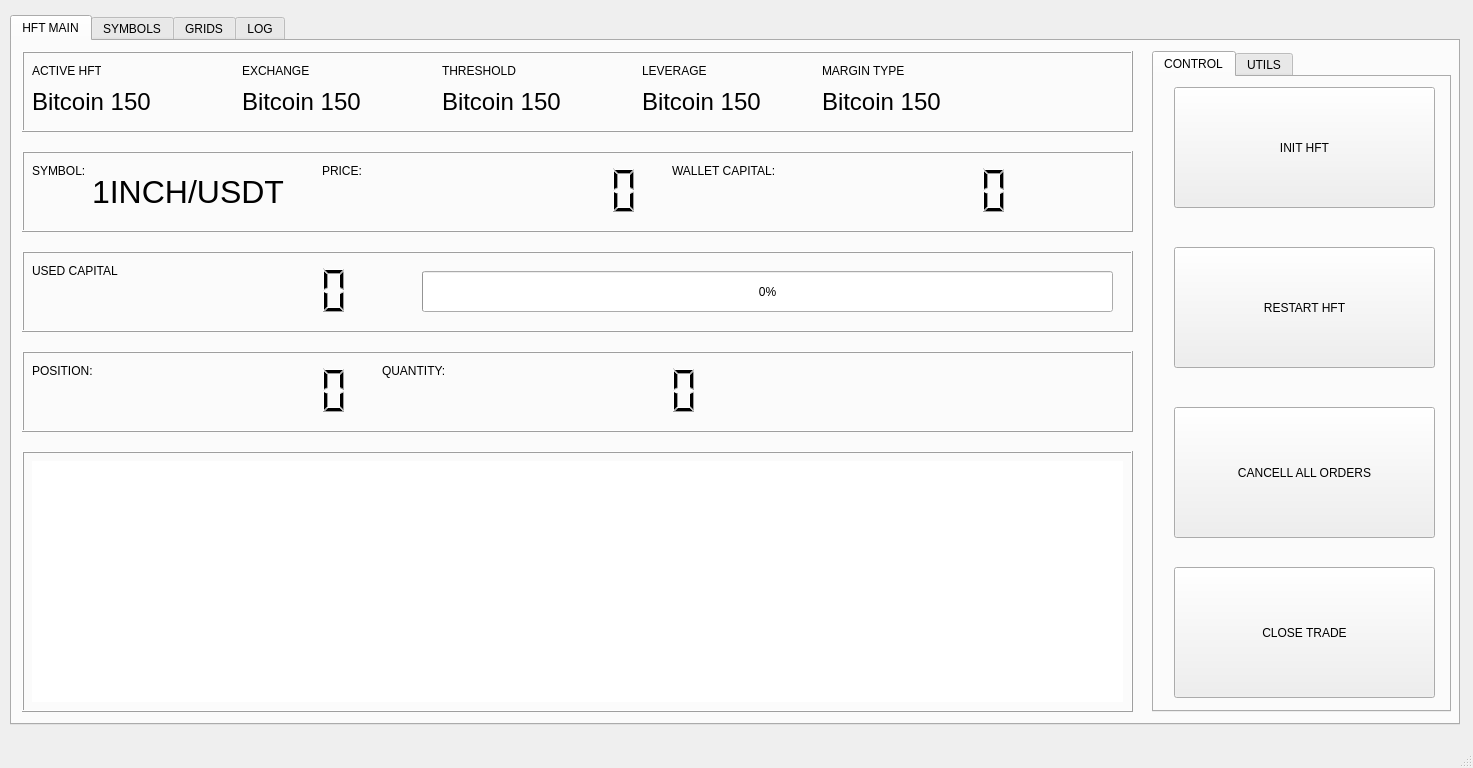
Qt form main2.ui (ShabbirHasan1/hft_python) before a commit.
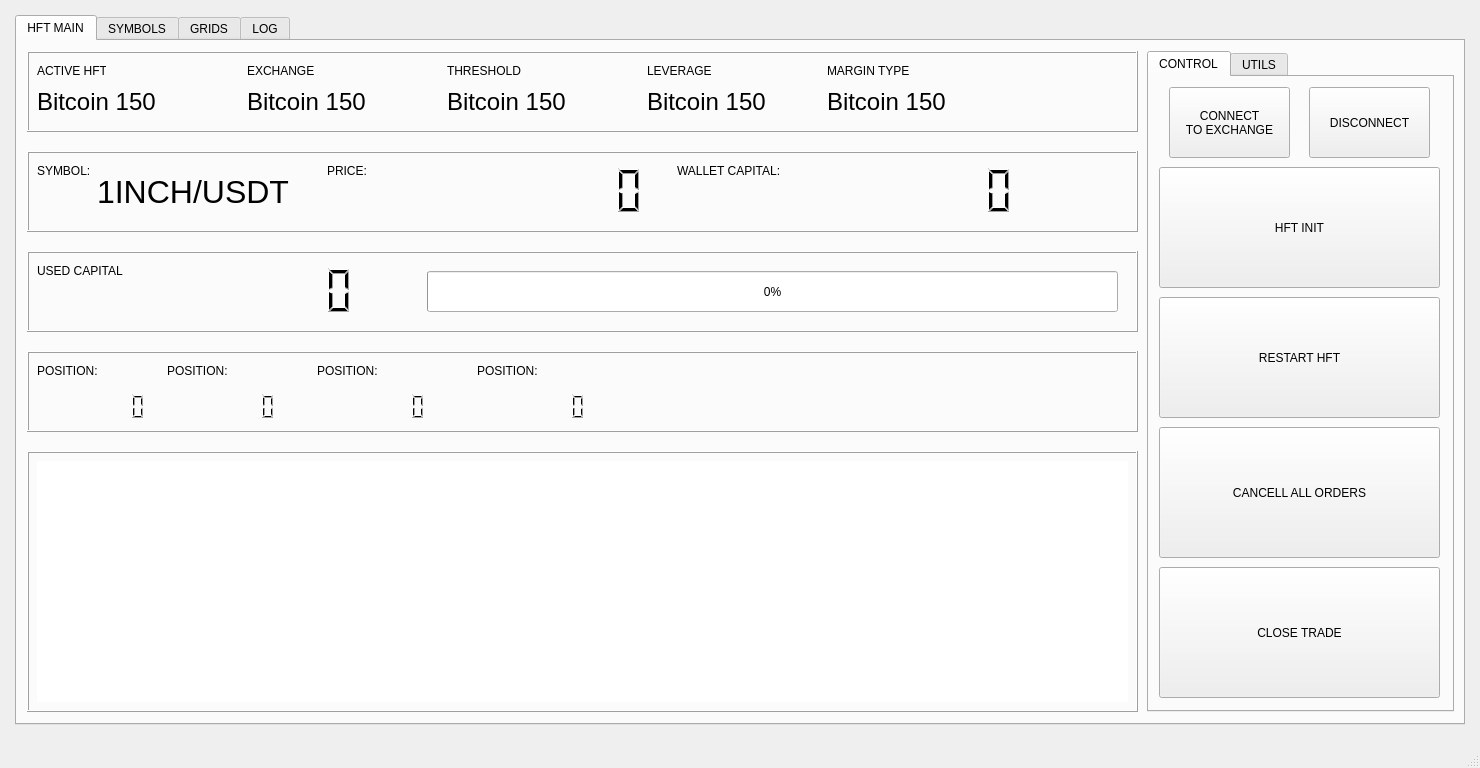
The same form after that commit.

```diff
--- a/main2.ui
+++ b/main2.ui
@@ -6,7 +6,7 @@
    <rect>
     <x>0</x>
     <y>0</y>
-    <width>1473</width>
+    <width>1480</width>
     <height>768</height>
    </rect>
   </property>
@@ -25,7 +25,7 @@
      <rect>
       <x>0</x>
       <y>0</y>
-      <width>1471</width>
+      <width>1481</width>
       <height>741</height>
      </rect>
     </property>
@@ -33,7 +33,7 @@
      <item row="0" column="0">
       <widget class="QTabWidget" name="tabWidget">
        <property name="sizePolicy">
-        <sizepolicy hsizetype="Fixed" vsizetype="Fixed">
+        <sizepolicy hsizetype="Maximum" vsizetype="Maximum">
          <horstretch>0</horstretch>
          <verstretch>0</verstretch>
         </sizepolicy>
@@ -207,6 +207,9 @@
           <property name="frameShape">
            <enum>QFrame::NoFrame</enum>
           </property>
+          <property name="sortingEnabled">
+           <bool>true</bool>
+          </property>
           <attribute name="horizontalHeaderMinimumSectionSize">
            <number>122</number>
           </attribute>
@@ -291,10 +294,10 @@
          <widget class="QLCDNumber" name="lcdTicker_13">
           <property name="geometry">
            <rect>
-            <x>120</x>
-            <y>10</y>
-            <width>209</width>
-            <height>59</height>
+            <x>10</x>
+            <y>40</y>
+            <width>111</width>
+            <height>31</height>
            </rect>
           </property>
           <property name="frameShape">
@@ -320,23 +323,81 @@
          <widget class="QLabel" name="label_19">
           <property name="geometry">
            <rect>
-            <x>360</x>
+            <x>140</x>
             <y>10</y>
             <width>111</width>
             <height>19</height>
            </rect>
           </property>
           <property name="text">
-           <string>QUANTITY:</string>
+           <string>POSITION:</string>
           </property>
          </widget>
          <widget class="QLCDNumber" name="lcdTicker_14">
           <property name="geometry">
            <rect>
-            <x>470</x>
+            <x>140</x>
+            <y>40</y>
+            <width>111</width>
+            <height>31</height>
+           </rect>
+          </property>
+          <property name="frameShape">
+           <enum>QFrame::NoFrame</enum>
+          </property>
+          <property name="digitCount">
+           <number>8</number>
+          </property>
+         </widget>
+         <widget class="QLabel" name="label_20">
+          <property name="geometry">
+           <rect>
+            <x>290</x>
             <y>10</y>
-            <width>209</width>
-            <height>59</height>
+            <width>111</width>
+            <height>19</height>
+           </rect>
+          </property>
+          <property name="text">
+           <string>POSITION:</string>
+          </property>
+         </widget>
+         <widget class="QLCDNumber" name="lcdTicker_15">
+          <property name="geometry">
+           <rect>
+            <x>290</x>
+            <y>40</y>
+            <width>111</width>
+            <height>31</height>
+           </rect>
+          </property>
+          <property name="frameShape">
+           <enum>QFrame::NoFrame</enum>
+          </property>
+          <property name="digitCount">
+           <number>8</number>
+          </property>
+         </widget>
+         <widget class="QLabel" name="label_21">
+          <property name="geometry">
+           <rect>
+            <x>450</x>
+            <y>10</y>
+            <width>111</width>
+            <height>19</height>
+           </rect>
+          </property>
+          <property name="text">
+           <string>POSITION:</string>
+          </property>
+         </widget>
+         <widget class="QLCDNumber" name="lcdTicker_16">
+          <property name="geometry">
+           <rect>
+            <x>450</x>
+            <y>40</y>
+            <width>111</width>
+            <height>31</height>
            </rect>
           </property>
           <property name="frameShape">
@@ -551,9 +612,9 @@
         <widget class="QTabWidget" name="tabWidget_2">
          <property name="geometry">
           <rect>
-           <x>1140</x>
+           <x>1130</x>
            <y>10</y>
-           <width>299</width>
+           <width>307</width>
            <height>661</height>
           </rect>
          </property>
@@ -567,25 +628,29 @@
           <attribute name="title">
            <string>CONTROL</string>
           </attribute>
-          <widget class="QPushButton" name="hftinitButton">
+          <widget class="QPushButton" name="connectButton">
            <property name="geometry">
             <rect>
              <x>20</x>
              <y>10</y>
-             <width>261</width>
-             <height>121</height>
+             <width>121</width>
+             <height>71</height>
             </rect>
            </property>
            <property name="text">
-            <string>INIT HFT</string>
+            <string>CONNECT 
+TO EXCHANGE</string>
+           </property>
+           <property name="flat">
+            <bool>false</bool>
            </property>
           </widget>
           <widget class="QPushButton" name="pushButton_4">
            <property name="geometry">
             <rect>
-             <x>20</x>
-             <y>330</y>
-             <width>261</width>
+             <x>10</x>
+             <y>350</y>
+             <width>281</width>
              <height>131</height>
             </rect>
            </property>
@@ -596,9 +661,9 @@
           <widget class="QPushButton" name="pushButton_3">
            <property name="geometry">
             <rect>
-             <x>20</x>
-             <y>170</y>
-             <width>261</width>
+             <x>10</x>
+             <y>220</y>
+             <width>281</width>
              <height>121</height>
             </rect>
            </property>
@@ -609,9 +674,9 @@
           <widget class="QPushButton" name="pushButton_5">
            <property name="geometry">
             <rect>
-             <x>20</x>
+             <x>10</x>
              <y>490</y>
-             <width>261</width>
+             <width>281</width>
              <height>131</height>
             </rect>
            </property>
@@ -622,6 +687,32 @@
             <string>CLOSE TRADE</string>
            </property>
           </widget>
+          <widget class="QPushButton" name="disconnectButton">
+           <property name="geometry">
+            <rect>
+             <x>160</x>
+             <y>10</y>
+             <width>121</width>
+             <height>71</height>
+            </rect>
+           </property>
+           <property name="text">
+            <string>DISCONNECT</string>
+           </property>
+          </widget>
+          <widget class="QPushButton" name="hftinitButton">
+           <property name="geometry">
+            <rect>
+             <x>10</x>
+             <y>90</y>
+             <width>281</width>
+             <height>121</height>
+            </rect>
+           </property>
+           <property name="text">
+            <string>HFT INIT</string>
+           </property>
+          </widget>
          </widget>
          <widget class="QWidget" name="tab_3">
           <attribute name="title">
```
Left out of the diff: 8 changed lines with no effect on the pictures.
